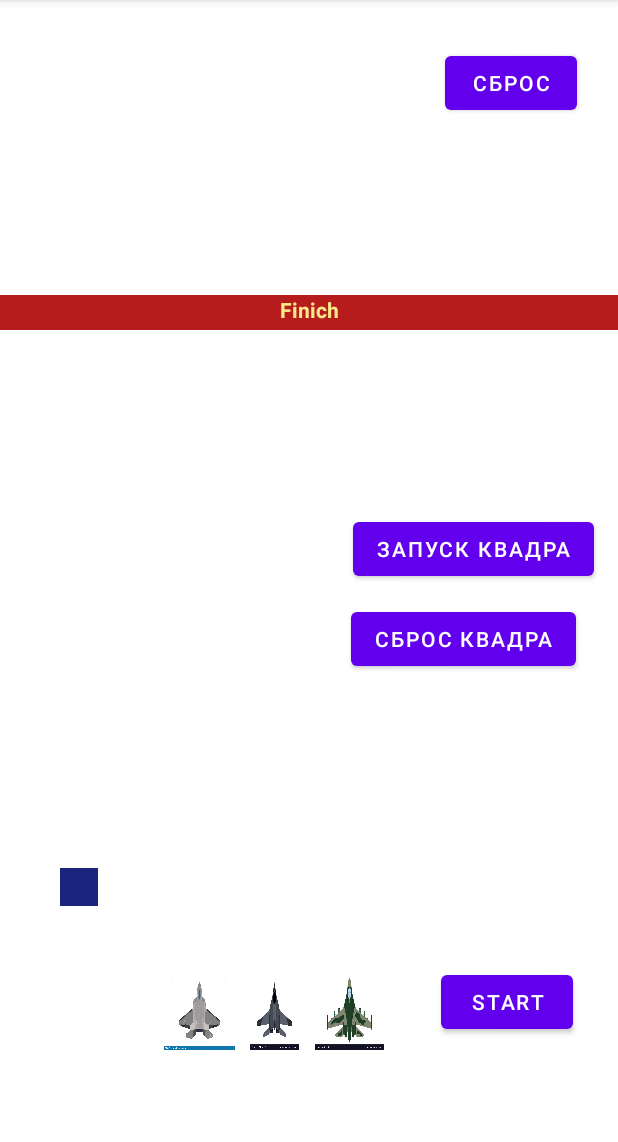
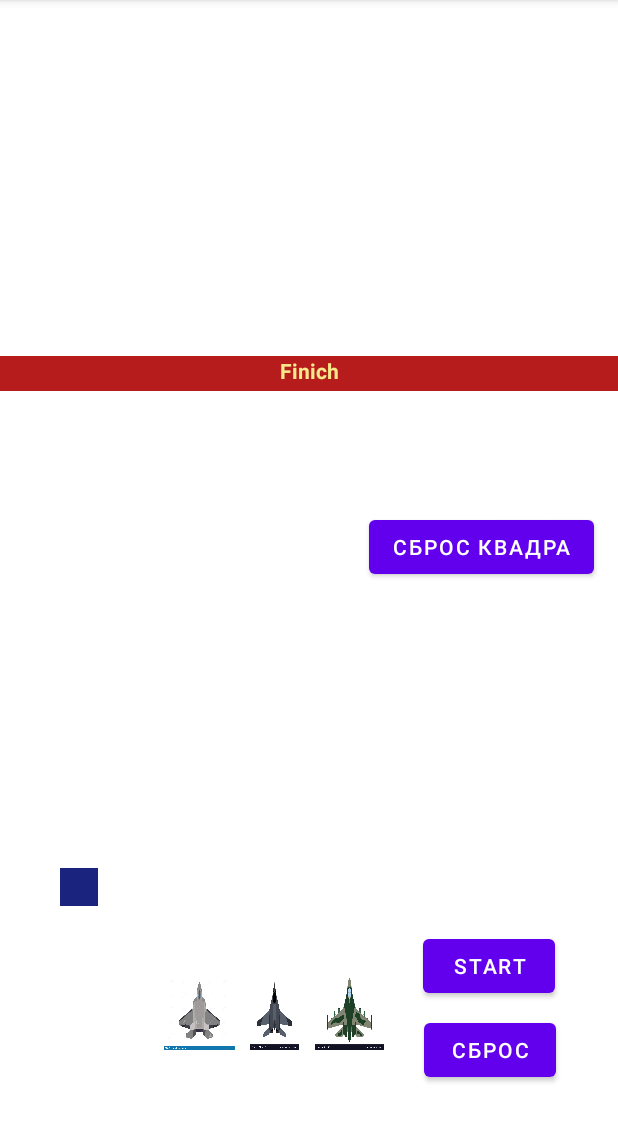
Before and after one commit to EgorTor11/Formula1Lesson25, an Android app: the screen it shows after launch (MainActivity), on a phone screen of 412 x 824 dp, the part 84-1226 px from its top. Run offline under Robolectric (Android 15) with nearby library versions, the phone set to English and light mode, and no system bars.

Commit message:
сумасшедший квадрат

```diff
--- a/app/src/main/res/layout/activity_main.xml
+++ b/app/src/main/res/layout/activity_main.xml
@@ -12,7 +12,7 @@
         android:id="@+id/textView"
         android:layout_width="match_parent"
         android:layout_height="23dp"
-        android:layout_marginTop="117dp"
+        android:layout_marginTop="237dp"
         android:background="#B71C1C"
         android:text="Finich"
         android:textAlignment="center"
@@ -20,14 +20,14 @@
         android:textStyle="bold"
         app:layout_constraintEnd_toEndOf="parent"
         app:layout_constraintStart_toStartOf="parent"
-        app:layout_constraintTop_toBottomOf="@+id/button2" />
+        app:layout_constraintTop_toTopOf="parent" />
 
     <Button
         android:id="@+id/buttonStart"
         android:layout_width="wrap_content"
         android:layout_height="wrap_content"
-        android:layout_marginStart="36dp"
-        android:layout_marginBottom="8dp"
+        android:layout_marginStart="24dp"
+        android:layout_marginBottom="32dp"
         android:text="Start"
         app:layout_constraintBottom_toBottomOf="@+id/imageView3"
         app:layout_constraintStart_toEndOf="@+id/imageView3" />
@@ -62,11 +62,11 @@
         android:id="@+id/button2"
         android:layout_width="wrap_content"
         android:layout_height="wrap_content"
-        android:layout_marginTop="31dp"
-        android:layout_marginEnd="27dp"
+        android:layout_marginTop="8dp"
+        android:layout_marginEnd="41dp"
         android:text="сброс"
         app:layout_constraintEnd_toEndOf="parent"
-        app:layout_constraintTop_toTopOf="parent" />
+        app:layout_constraintTop_toBottomOf="@+id/buttonStart" />
 
     <LinearLayout
         android:id="@+id/cvadr"
@@ -80,23 +80,13 @@
         app:layout_constraintStart_toStartOf="parent"></LinearLayout>
 
     <Button
-        android:id="@+id/btnZapCvadr"
+        android:id="@+id/btnSbrosCvadr"
         android:layout_width="wrap_content"
         android:layout_height="wrap_content"
-        android:layout_marginTop="122dp"
+        android:layout_marginTop="80dp"
         android:layout_marginEnd="16dp"
-        android:text="запуск квадра"
+        android:text="сброс квадра"
         app:layout_constraintEnd_toEndOf="parent"
         app:layout_constraintTop_toBottomOf="@+id/textView" />
 
-    <Button
-        android:id="@+id/btnSbrosCvadr"
-        android:layout_width="wrap_content"
-        android:layout_height="wrap_content"
-        android:layout_marginTop="12dp"
-        android:layout_marginEnd="28dp"
-        android:text="сброс квадра"
-        app:layout_constraintEnd_toEndOf="parent"
-        app:layout_constraintTop_toBottomOf="@+id/btnZapCvadr" />
-
 </androidx.constraintlayout.widget.ConstraintLayout>
```
Also changed, not shown: app/src/main/java/com/example/formula1lesson25/MainActivity.kt (+58 -20 lines).
